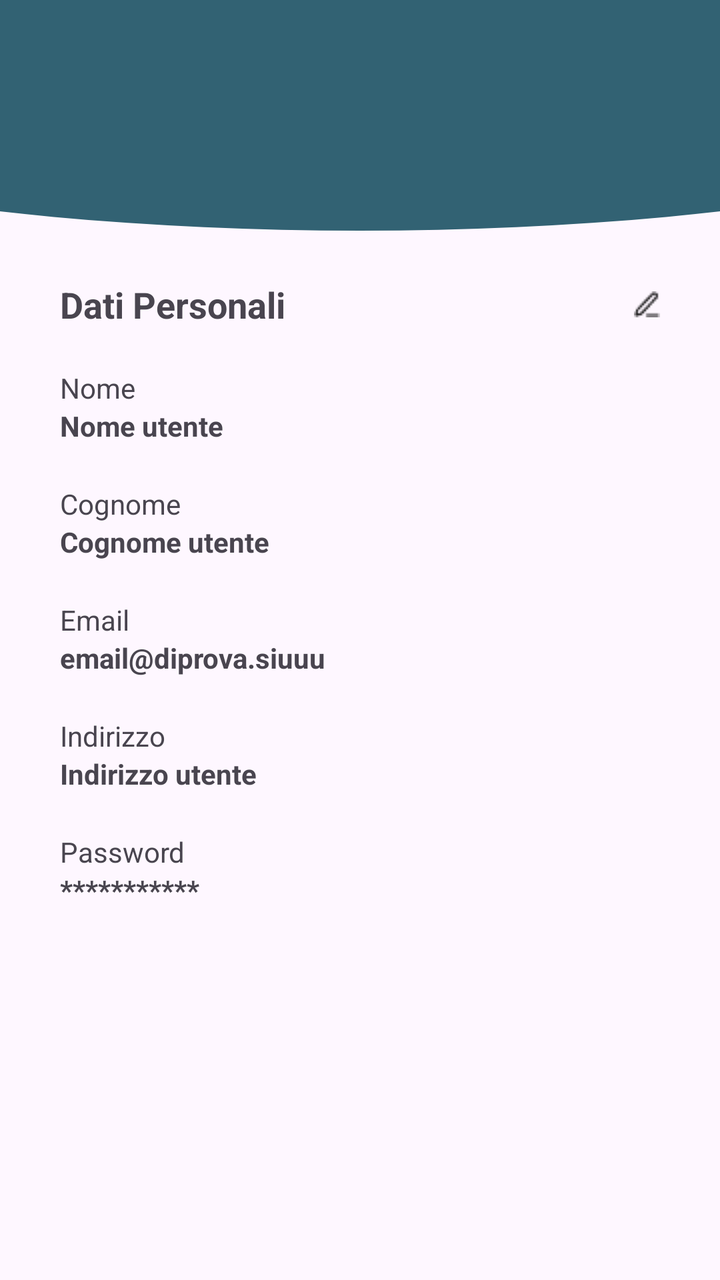
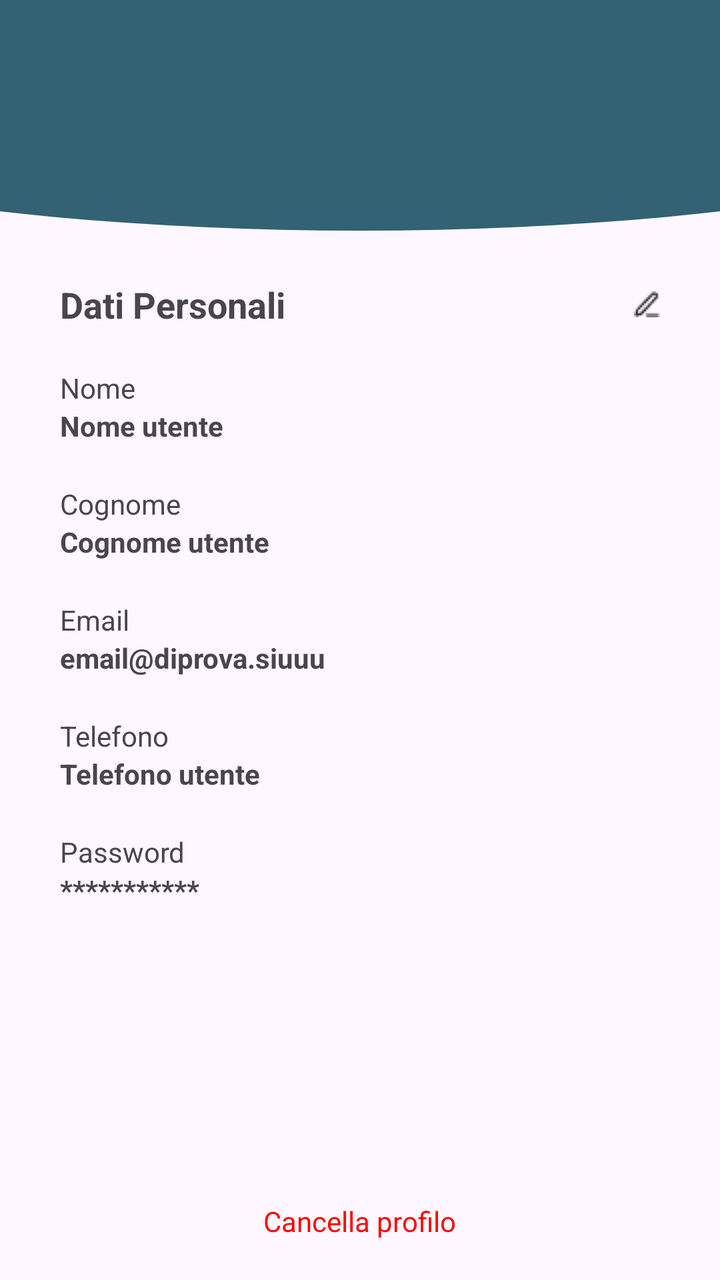

Two renders of the same Android screen: before a commit and after it. Below are the layout's source before the change and the commit's diff.
<!-- AndroidManifest.xml: application theme Theme.AppPet -->
<!-- res/layout/activity_profilo_utente.xml -->
<?xml version="1.0" encoding="utf-8"?>
<RelativeLayout xmlns:android="http://schemas.android.com/apk/res/android"
    xmlns:app="http://schemas.android.com/apk/res-auto"
    xmlns:tools="http://schemas.android.com/tools"
    android:id="@+id/main"
    android:layout_width="match_parent"
    android:layout_height="match_parent"
    tools:context=".Activities.ProfiloUtenteActivity"
    android:orientation="vertical">

    <FrameLayout
        android:id="@+id/header_home"
        android:layout_width="match_parent"
        android:layout_height="120dp"
        android:layout_gravity="top">

        <ImageView
            android:id="@+id/Pippo"
            android:layout_width="800dp"
            android:layout_height="180dp"
            android:layout_gravity="center"
            android:layout_marginTop="-35dp"
            android:src="@drawable/cricle_1" />

    </FrameLayout>

    <RelativeLayout
        android:layout_marginTop="20dp"
        android:layout_below="@id/header_home"
        android:id="@+id/intestazione"
        android:layout_width="300dp"
        android:layout_height="wrap_content"
        android:layout_gravity="center"
        android:orientation="horizontal"
        android:layout_marginBottom="20dp"
        android:layout_centerInParent="true">

        <TextView
            android:textAlignment="textStart"
            android:layout_width="wrap_content"
            android:layout_height="wrap_content"
            android:textStyle="bold"
            android:textSize="18sp"
            android:layout_centerVertical="true"
            android:text="Dati Personali"/>

        <ImageButton
            android:id="@+id/BTN_mod_dati_utente"
            android:layout_alignParentEnd="true"
            android:layout_width="wrap_content"
            android:layout_height="wrap_content"
            android:layout_centerVertical="true"
            android:background="@drawable/btn_modifica"/>
    </RelativeLayout>

    <LinearLayout
        android:layout_below="@id/intestazione"
        android:layout_width="300dp"
        android:layout_height="wrap_content"
        android:layout_centerHorizontal="true"
        android:orientation="vertical">

        <TextView
            android:layout_width="match_parent"
            android:layout_height="match_parent"
            android:text="Nome"/>

        <TextView
            android:id="@+id/nome_utente"
            android:layout_width="match_parent"
            android:layout_height="match_parent"
            android:textStyle="bold"
            android:text="Nome utente"
            android:layout_marginBottom="20dp"/>

        <TextView
            android:layout_width="match_parent"
            android:layout_height="match_parent"
            android:text="Cognome"/>

        <TextView
            android:id="@+id/cognome_utente"
            android:layout_width="match_parent"
            android:layout_height="match_parent"
            android:textStyle="bold"
            android:text="Cognome utente"
            android:layout_marginBottom="20dp"/>

        <TextView
            android:layout_width="match_parent"
            android:layout_height="match_parent"
            android:text="Email"/>

        <TextView
            android:id="@+id/email_utente"
            android:layout_width="match_parent"
            android:layout_height="match_parent"
            android:textStyle="bold"
            android:text="email@diprova.siuuu"
            android:layout_marginBottom="20dp"/>

        <TextView
            android:layout_width="match_parent"
            android:layout_height="match_parent"
            android:text="Indirizzo"/>

        <TextView
            android:id="@+id/indirizzo_utente"
            android:layout_width="match_parent"
            android:layout_height="match_parent"
            android:textStyle="bold"
            android:text="Indirizzo utente"
            android:layout_marginBottom="20dp"/>

        <TextView
            android:layout_width="match_parent"
            android:layout_height="match_parent"
            android:text="Password"/>

        <TextView
            android:id="@+id/password_utente"
            android:layout_width="match_parent"
            android:layout_height="match_parent"
            android:textStyle="bold"
            android:text="***********"
            android:layout_marginBottom="20dp"/>
    </LinearLayout>

</RelativeLayout>
<!-- resources referenced by this layout -->
<resources>
  <!-- drawable btn_modifica: png bitmap (drawable, 247 bytes) -->
  <!-- drawable cricle_1 (drawable) -->
  <?xml version="1.0" encoding="utf-8"?>
  <shape xmlns:android="http://schemas.android.com/apk/res/android"
      android:shape="oval">
  
      <solid
          android:color="@color/Blu_base"/>
  
  </shape>
  <style name="Theme.AppPet" parent="Base.Theme.AppPet" />
  <color name="Blu_base">#326273</color>
  <style name="Base.Theme.AppPet" parent="Theme.Material3.DayNight.NoActionBar">
          
          
      </style>
</resources>

<!-- the commit's change to res/layout/activity_profilo_utente.xml (unified diff, before → after) -->
@@ -5,8 +5,8 @@
     android:id="@+id/main"
     android:layout_width="match_parent"
     android:layout_height="match_parent"
-    tools:context=".Activities.ProfiloUtenteActivity"
-    android:orientation="vertical">
+    android:orientation="vertical"
+    tools:context=".Activities.ProfiloUtenteActivity">
 
     <FrameLayout
         android:id="@+id/header_home"
@@ -25,105 +25,115 @@
     </FrameLayout>
 
     <RelativeLayout
-        android:layout_marginTop="20dp"
-        android:layout_below="@id/header_home"
         android:id="@+id/intestazione"
         android:layout_width="300dp"
         android:layout_height="wrap_content"
+        android:layout_below="@id/header_home"
+        android:layout_centerInParent="true"
         android:layout_gravity="center"
-        android:orientation="horizontal"
+        android:layout_marginTop="20dp"
         android:layout_marginBottom="20dp"
-        android:layout_centerInParent="true">
+        android:orientation="horizontal">
 
         <TextView
-            android:textAlignment="textStart"
             android:layout_width="wrap_content"
             android:layout_height="wrap_content"
-            android:textStyle="bold"
+            android:layout_centerVertical="true"
+            android:text="Dati Personali"
+            android:textAlignment="textStart"
             android:textSize="18sp"
-            android:layout_centerVertical="true"
-            android:text="Dati Personali"/>
+            android:textStyle="bold" />
 
         <ImageButton
             android:id="@+id/BTN_mod_dati_utente"
-            android:layout_alignParentEnd="true"
             android:layout_width="wrap_content"
             android:layout_height="wrap_content"
+            android:layout_alignParentEnd="true"
             android:layout_centerVertical="true"
-            android:background="@drawable/btn_modifica"/>
+            android:background="@drawable/btn_modifica" />
     </RelativeLayout>
 
     <LinearLayout
-        android:layout_below="@id/intestazione"
         android:layout_width="300dp"
         android:layout_height="wrap_content"
+        android:layout_below="@id/intestazione"
         android:layout_centerHorizontal="true"
         android:orientation="vertical">
 
         <TextView
             android:layout_width="match_parent"
             android:layout_height="match_parent"
-            android:text="Nome"/>
+            android:text="Nome" />
 
         <TextView
             android:id="@+id/nome_utente"
             android:layout_width="match_parent"
             android:layout_height="match_parent"
-            android:textStyle="bold"
+            android:layout_marginBottom="20dp"
             android:text="Nome utente"
-            android:layout_marginBottom="20dp"/>
+            android:textStyle="bold" />
 
         <TextView
             android:layout_width="match_parent"
             android:layout_height="match_parent"
-            android:text="Cognome"/>
+            android:text="Cognome" />
 
         <TextView
             android:id="@+id/cognome_utente"
             android:layout_width="match_parent"
             android:layout_height="match_parent"
-            android:textStyle="bold"
+            android:layout_marginBottom="20dp"
             android:text="Cognome utente"
-            android:layout_marginBottom="20dp"/>
+            android:textStyle="bold" />
 
         <TextView
             android:layout_width="match_parent"
             android:layout_height="match_parent"
-            android:text="Email"/>
+            android:text="Email" />
 
         <TextView
             android:id="@+id/email_utente"
             android:layout_width="match_parent"
             android:layout_height="match_parent"
-            android:textStyle="bold"
+            android:layout_marginBottom="20dp"
             android:text="email@diprova.siuuu"
-            android:layout_marginBottom="20dp"/>
+            android:textStyle="bold" />
 
         <TextView
             android:layout_width="match_parent"
             android:layout_height="match_parent"
-            android:text="Indirizzo"/>
+            android:text="Telefono" />
 
         <TextView
-            android:id="@+id/indirizzo_utente"
+            android:id="@+id/telefono_utente"
             android:layout_width="match_parent"
             android:layout_height="match_parent"
-            android:textStyle="bold"
-            android:text="Indirizzo utente"
-            android:layout_marginBottom="20dp"/>
+            android:layout_marginBottom="20dp"
+            android:text="Telefono utente"
+            android:textStyle="bold" />
 
         <TextView
             android:layout_width="match_parent"
             android:layout_height="match_parent"
-            android:text="Password"/>
+            android:text="Password" />
 
         <TextView
             android:id="@+id/password_utente"
             android:layout_width="match_parent"
             android:layout_height="match_parent"
-            android:textStyle="bold"
+            android:layout_marginBottom="20dp"
             android:text="***********"
-            android:layout_marginBottom="20dp"/>
+            android:textStyle="bold" />
     </LinearLayout>
 
+    <TextView
+        android:id="@+id/btn_rimuovi_utente"
+        android:layout_width="wrap_content"
+        android:layout_height="wrap_content"
+        android:layout_alignParentBottom="true"
+        android:layout_centerHorizontal="true"
+        android:layout_marginBottom="20dp"
+        android:text="Cancella profilo"
+        android:textColor="@color/red" />
+
 </RelativeLayout>
<!-- resource entries referenced after the edit -->
@@ -1,5 +1,6 @@
 <!-- resources referenced by this layout -->
 <resources>
+  <color name="red">#FF0000</color>
   <!-- drawable btn_modifica: png bitmap (drawable, 247 bytes) -->
   <!-- drawable cricle_1 (drawable) -->
   <?xml version="1.0" encoding="utf-8"?>
